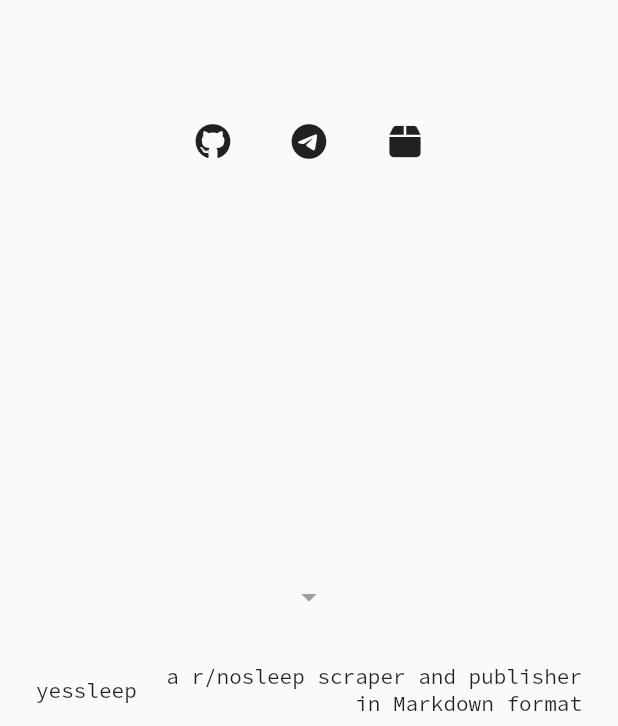
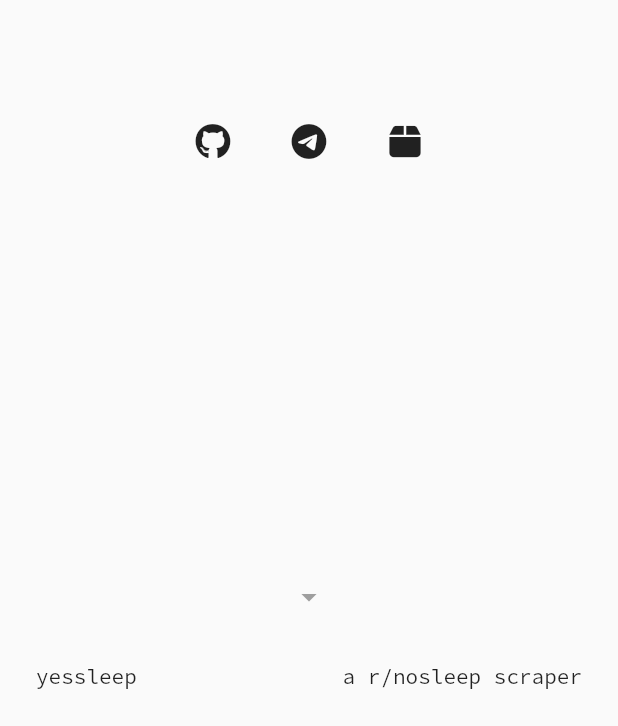
Before and after one commit to tytydraco/tytydraco_xyz, a Flutter app: the screen it shows after launch, scrolled down 56 dp, on a phone screen of 412 x 824 dp, the part 510-1236 px from its top. Run offline on Flutter 3.47's test engine with Material 2 defaults, Android fonts, the phone set to English and light mode, and no system bars; our stand-ins replace font_awesome_flutter.

Commit message:
Shorten yessleep description
Signed-off-by: Tyler Nijmeh <tylernij@gmail.com>

```diff
--- a/lib/config.dart
+++ b/lib/config.dart
@@ -58,7 +58,7 @@ const links = [
 const subpages = [
   SubpageModel(
     name: 'yessleep',
-    description: 'a r/nosleep scraper and publisher in Markdown format',
+    description: 'a r/nosleep scraper',
     url: 'https://yessleep.tytydraco.xyz',
   ),
 ];
```
